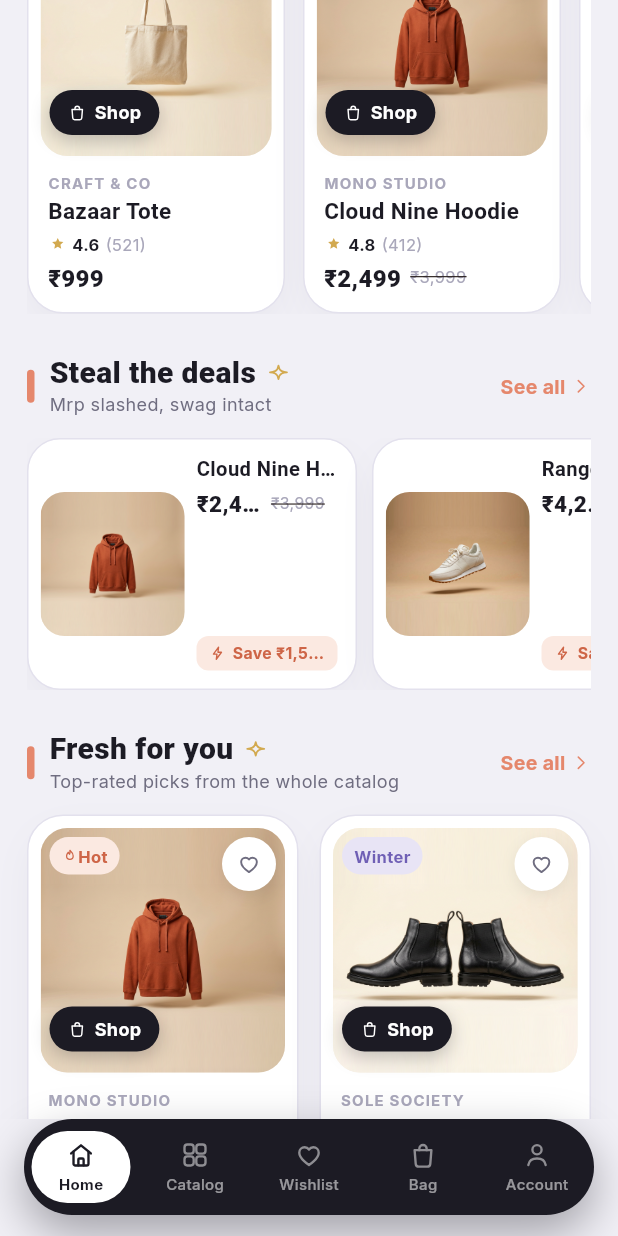
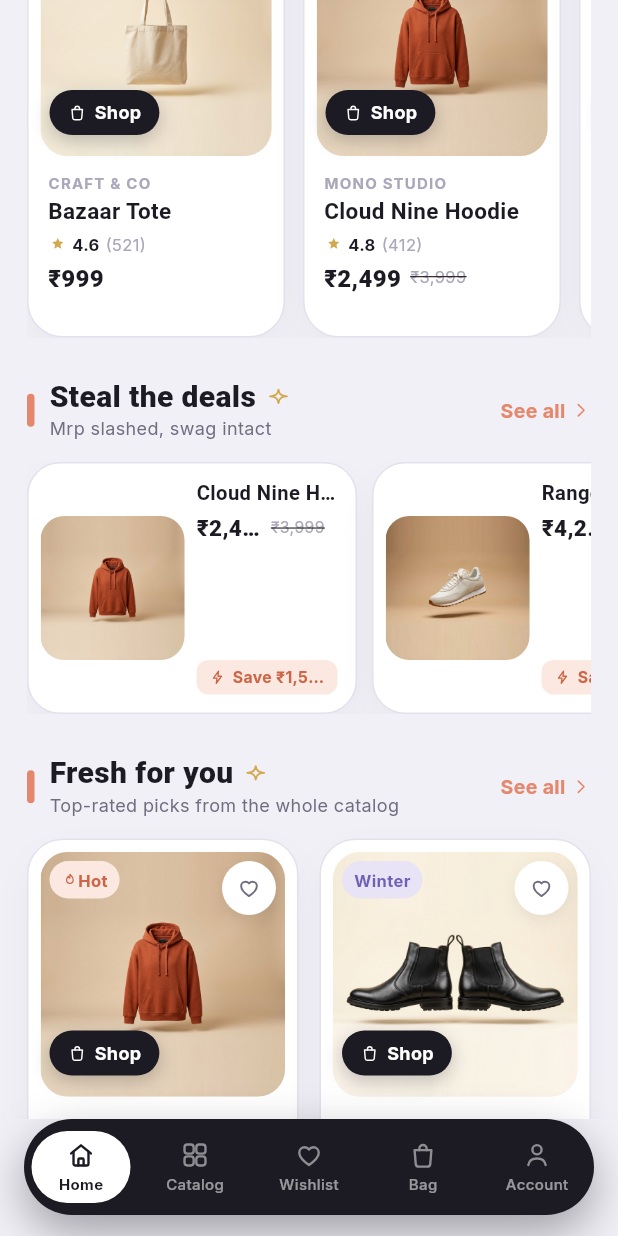
Before and after one commit to Tejas-Solanki3/swagkart, a Flutter app: the screen it shows after launch, scrolled down 576 dp, on a phone screen of 412 x 824 dp. Run offline on Flutter 3.47's test engine with Material 3 defaults, Android fonts, the phone set to English and light mode, and no system bars; drawn by our look-alikes of flutter_animate; our stand-ins replace flutter_svg.

Commit message:
Fix celebration crash, grid overflow, NB yellow + true runner variant
- Celebration overlay: removed the Positioned-inside-IgnorePointer
  that threw 'Incorrect use of ParentDataWidget' every frame (this
  also froze snackbars, e.g. the bag Clear/Undo one). Emoji splash
  is now a full-screen centered 🥳 pop; order placed gets 🎉.
- Bag Clear/Undo snackbar: explicit 3s auto-dismiss.
- Wishlist grid 0.68 -> 0.62 and home trending rail 268 -> 284 so
  product cards never bottom-overflow (fixes the 2.8px yellow bar).
- NB 574 Heritage Yellow: new New Balance product with its own
  generated photo (yellow heritage 574-style silhouette).
- Rangoli Runner yellow variant: regenerated from the cream shoe so
  it's the SAME shoe in yellow (old mustard shot removed).
- Catalog is now 25 products, all with unique photos.

```diff
--- a/lib/data/demo_data.dart
+++ b/lib/data/demo_data.dart
@@ -124,7 +124,7 @@ const List<Product> demoProducts = [
     tags: ['trending'],
     stock: 18,
     gallery: [
-      'assets/images/products/runner_mustard.png',
+      'assets/images/products/runner_yellow.png',
     ]  ),
   Product(
     id: 'p-bomber',
@@ -540,4 +540,24 @@ const List<Product> demoProducts = [
     tags: ['trending'],
     stock: 24,
   ),
+  Product(
+    id: 'p-nb574',
+    name: 'NB 574 Heritage Yellow',
+    brand: 'New Balance',
+    category: 'footwear',
+    blurb:
+        'The heritage 574 in heritage yellow. Suede overlays on breathable '
+        'mesh, ENCAP-style midsole cushioning, and that classic boxy toe. '
+        'Sits higher than most — worth it.',
+    image: 'assets/images/products/nb_yellow.png',
+    price: 9999,
+    mrp: 12999,
+    rating: 4.7,
+    reviews: 76,
+    colors: ['#FFD166', '#1C1B24'],
+    sizes: ['UK 6', 'UK 7', 'UK 8', 'UK 9', 'UK 10'],
+    tags: ['new'],
+    stock: 14,
+  ),
+
 ];
--- a/lib/features/bag/bag_screen.dart
+++ b/lib/features/bag/bag_screen.dart
@@ -108,6 +108,7 @@ class _BagScreenState extends State<BagScreen> {
                     store.clearCart();
                     ScaffoldMessenger.of(context).showSnackBar(
                       SnackBar(
+                        duration: const Duration(seconds: 3),
                         content: const Text('Bag cleared'),
                         action: SnackBarAction(
                           label: 'Undo',
--- a/lib/features/home/home_screen.dart
+++ b/lib/features/home/home_screen.dart
@@ -97,7 +97,7 @@ class _HomeScreenState extends State<HomeScreen> {
               onSeeAll: () => store.requestTab(1),
             ),
             SizedBox(
-              height: 268,
+              height: 284,
               child: ListView.separated(
                 scrollDirection: Axis.horizontal,
                 itemCount: trending.length,
--- a/lib/features/payment/order_placed_screen.dart
+++ b/lib/features/payment/order_placed_screen.dart
@@ -27,7 +27,7 @@ class _OrderPlacedScreenState extends State<OrderPlacedScreen> {
   void initState() {
     super.initState();
     WidgetsBinding.instance.addPostFrameCallback((_) {
-      if (mounted) fireCelebration(context, emoji: '✅');
+      if (mounted) fireCelebration(context, emoji: '🎉');
     });
   }
 
--- a/lib/features/wishlist/wishlist_screen.dart
+++ b/lib/features/wishlist/wishlist_screen.dart
@@ -79,7 +79,7 @@ class WishlistScreen extends StatelessWidget {
             crossAxisCount: 2,
             mainAxisSpacing: 12,
             crossAxisSpacing: 12,
-            childAspectRatio: 0.68,
+            childAspectRatio: 0.62,
           ),
           itemCount: saved.length,
           itemBuilder: (context, i) => ProductCard(product: saved[i], stagger: i),
```
Also changed, not shown: lib/core/widgets/emoji_celebration.dart (+7 -7 lines), assets/images/products/nb_yellow.png (added), assets/images/products/runner_yellow.png (added).
